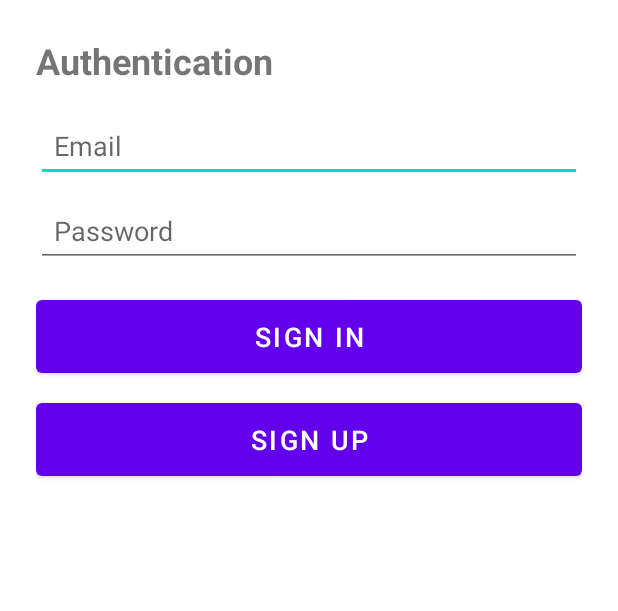
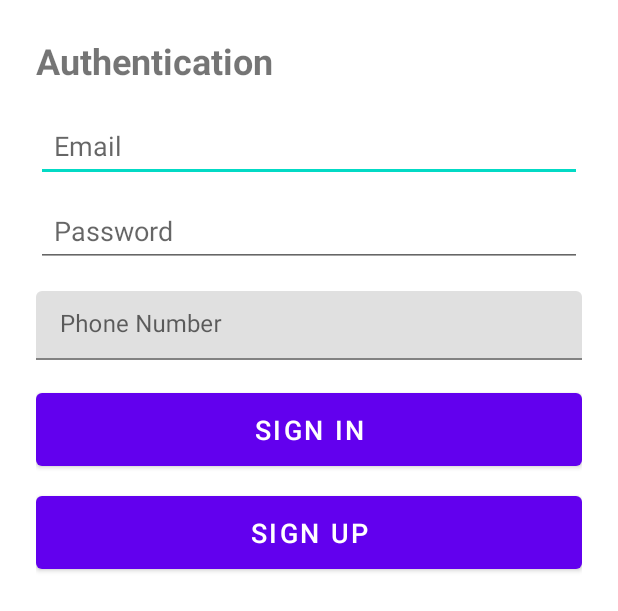
Before and after one commit to LuisAlejandroPerezRodriguez/SentinelSMS, an Android app: the layout dialog_auth.xml on its own in the app's theme, with its tools: preview values and no code run, on a phone screen of 412 x 824 dp. Shown: the top 611 px of the screen. Run offline under Robolectric (Android 15) with nearby library versions, the phone set to English and light mode, and no system bars.

Commit message:
Added functionality to save phone number in the database related to the userUID

```diff
--- a/app/build.gradle.kts
+++ b/app/build.gradle.kts
@@ -53,6 +53,7 @@ dependencies {
 
     // Import the Firebase BoM
     implementation(platform("com.google.firebase:firebase-bom:33.1.1"))
+    implementation ("com.google.firebase:firebase-database-ktx:20.2.2")
     // TODO: Add the dependencies for Firebase products you want to use
     // When using the BoM, don't specify versions in Firebase dependencies
     implementation("com.google.firebase:firebase-analytics")
--- a/app/src/main/AndroidManifest.xml
+++ b/app/src/main/AndroidManifest.xml
@@ -8,6 +8,8 @@
     <uses-permission android:name="android.permission.READ_SMS" />
     <uses-permission android:name="android.permission.READ_CONTACTS"/>
     <uses-permission android:name="android.permission.READ_PHONE_STATE" />
+    <uses-permission android:name="android.permission.READ_PHONE_NUMBERS" />
+
 
     <application
         android:allowBackup="true"
--- a/app/src/main/res/layout/dialog_auth.xml
+++ b/app/src/main/res/layout/dialog_auth.xml
@@ -31,6 +31,20 @@
         android:padding="12dp"
         android:layout_marginBottom="16dp" />
 
+    <com.google.android.material.textfield.TextInputLayout
+        android:layout_width="match_parent"
+        android:layout_height="wrap_content"
+        android:hint="Phone Number"
+        android:layout_marginBottom="16dp">
+
+        <com.google.android.material.textfield.TextInputEditText
+            android:id="@+id/etPhoneNumber"
+            android:layout_width="match_parent"
+            android:layout_height="wrap_content"
+            android:inputType="phone"
+            android:padding="12dp" />
+    </com.google.android.material.textfield.TextInputLayout>
+
     <Button
         android:id="@+id/btnSignIn"
         android:layout_width="match_parent"
```
Also changed, not shown: app/src/main/java/com/pucmm/sentinelsms/MainActivity.kt (+72 -31 lines).
